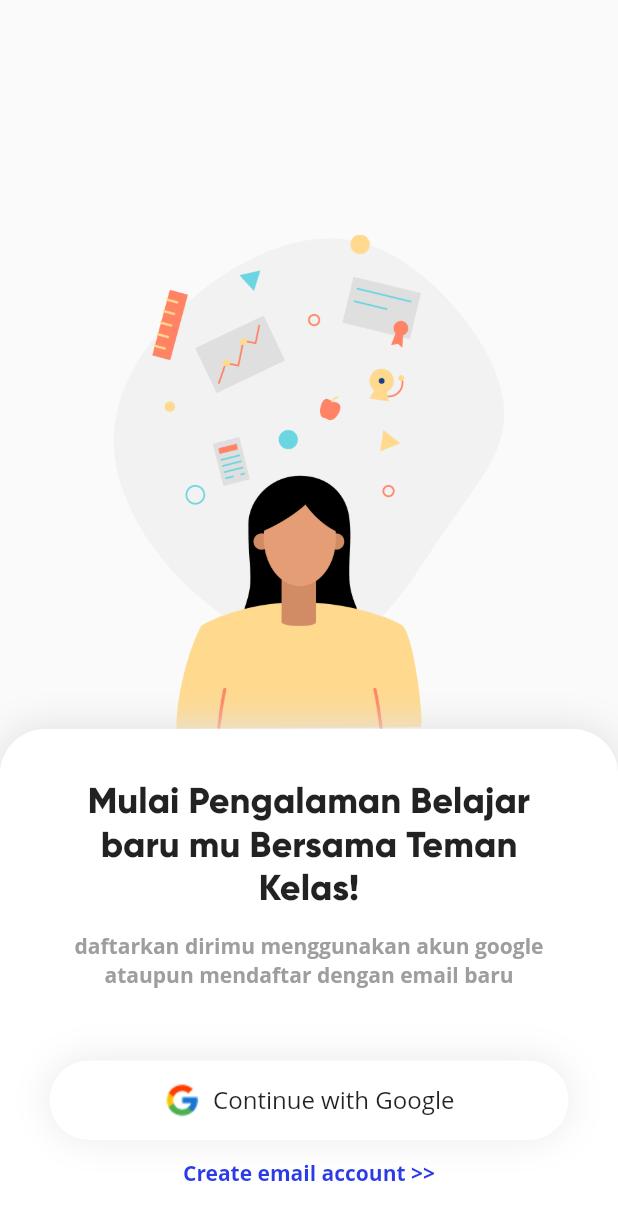
After one commit to rehanarroihan/7Class, a Flutter app: the WelcomeScreen screen opened directly, after a tap on "Continue with Google", on a phone screen of 412 x 824 dp. The commit adds this screen. Shown: the top 1220 px of the screen. Run offline on Flutter 3.47's test engine with Material 2 defaults, Android fonts, the phone set to English and light mode, and no system bars; our stand-ins replace google_sign_in.

Commit message:
Added welcome screen

```diff
--- a/lib/screens/intro_screen.dart
+++ b/lib/screens/intro_screen.dart
@@ -3,6 +3,7 @@ import 'package:flutter/material.dart';
 import 'package:sevenclass/helpers/app_color.dart';
 import 'package:sevenclass/helpers/constant_helper.dart';
 import 'package:sevenclass/models/slider.dart';
+import 'package:sevenclass/screens/welcome_screen.dart';
 import 'package:sevenclass/widgets/base/descriptive.dart';
 
 class IntroScreen extends StatefulWidget {
@@ -114,11 +115,11 @@ class _IntroScreenState extends State<IntroScreen> {
                             _currentPage = toPage;
                           });
                         } else if (_currentPage == 2) {
-                          /*Navigator.push(context,
+                          Navigator.push(context,
                             MaterialPageRoute(builder: (context) {
                               return WelcomeScreen();
                             }
-                          ));*/
+                          ));
                         }
                       },
                     ),
--- /dev/null
+++ b/lib/screens/welcome_screen.dart
@@ -0,0 +1,160 @@
+import 'package:flutter/cupertino.dart';
+import 'package:flutter/material.dart';
+import 'package:google_sign_in/google_sign_in.dart';
+import 'package:sevenclass/helpers/app_color.dart';
+import 'package:sevenclass/helpers/constant_helper.dart';
+import 'package:sevenclass/widgets/google_style_login_button.dart';
+
+class WelcomeScreen extends StatefulWidget {
+  @override
+  _WelcomeScreenState createState() => _WelcomeScreenState();
+}
+
+class _WelcomeScreenState extends State<WelcomeScreen> {
+  double _isMainTextShow = 0;
+  double _isSecondaryTextShow = 0;
+
+  GoogleSignIn _googleSignIn = GoogleSignIn(scopes: ['email']);
+
+  @override
+  void initState() {
+    _onAir();
+    super.initState();
+  }
+
+  _doGoogleSignIn() async {
+    try{
+      await _googleSignIn.signIn().then((result) {
+        print(result);
+      });
+    } catch (err){
+      print(err);
+    }
+  }
+
+  _onAir() {
+    Future.delayed(const Duration(milliseconds: 200),(){
+      setState(() {
+        _isMainTextShow = 1;
+      });
+    });
+
+    Future.delayed(const Duration(milliseconds: 600),(){
+      setState(() {
+        _isSecondaryTextShow = 1;
+      });
+    });
+  }
+
+  @override
+  Widget build(BuildContext context) {
+    return Scaffold(
+      body: SafeArea(
+        child: Container(
+          child: Column(
+            mainAxisAlignment: MainAxisAlignment.end,
+            children: <Widget>[
+              Container(
+                height: MediaQuery.of(context).size.height * 0.4,
+                decoration: BoxDecoration(
+                  image: DecorationImage(
+                      image: AssetImage('assets/images/intro/illustration2.png')
+                  )
+                ),
+              ),
+              AnimatedContainer(
+                duration: Duration(milliseconds: 300),
+                decoration: BoxDecoration(
+                  color: Colors.white,
+                  border: Border.all(color: Colors.white),
+                  boxShadow: [
+                    BoxShadow(
+                        color: AppColors.grey,
+                        offset: Offset(0, -1),
+                        spreadRadius: 1,
+                        blurRadius: 20
+                    )
+                  ],
+                  borderRadius: BorderRadius.only(
+                      topLeft: Radius.circular(30.0),
+                      topRight: Radius.circular(30.0)
+                  ),
+                ),
+                child: Padding(
+                  padding: EdgeInsets.only(
+                      right: 32,
+                      top: 32,
+                      bottom: 32,
+                      left: 32
+                  ),
+                  child: Column(
+                    children: <Widget>[
+                      AnimatedOpacity(
+                        duration: Duration(milliseconds: 400),
+                        opacity: _isMainTextShow,
+                        child: Text(
+                          'Mulai Pengalaman Belajar baru mu Bersama Teman Kelas!',
+                          style: TextStyle(
+                            fontFamily: ConstantHelper.PRIMARY_FONT,
+                            fontWeight: FontWeight.w700,
+                            fontSize: 24,
+                          ),
+                          textAlign: TextAlign.center,
+                        ),
+                      ),
+                      SizedBox(
+                        height: 15.0,
+                      ),
+                      AnimatedOpacity(
+                        duration: Duration(milliseconds: 400),
+                        opacity: _isSecondaryTextShow,
+                        child: Padding(
+                          padding: EdgeInsets.symmetric(horizontal: 2.0),
+                          child: Text(
+                            'daftarkan dirimu menggunakan akun google ataupun mendaftar dengan email baru',
+                            style: TextStyle(
+                              fontFamily: ConstantHelper.SECONDARY_FONT,
+                              fontWeight: FontWeight.w600,
+                              color: Colors.grey,
+                              fontSize: 14,
+                            ),
+                            textAlign: TextAlign.center,
+                          ),
+                        ),
+                      ),
+                      SizedBox(height: 48),
+                      Container(
+                        width: double.infinity,
+                        child: GoogleStyleLoginButton(
+                          onPressed: () {
+                            _doGoogleSignIn();
+                          },
+                        ),
+                      ),
+                      SizedBox(height: 12),
+                      GestureDetector(
+                        onTap: () {
+                          /*Navigator.push(context,
+                            MaterialPageRoute(builder: (context) => AuthScreen())
+                          );*/
+                        },
+                        child: Text(
+                          'Create email account >>',
+                          style: TextStyle(
+                              fontFamily: ConstantHelper.SECONDARY_FONT,
+                              fontWeight: FontWeight.bold,
+                              color: AppColors.bluePrimary
+                          ),
+                        ),
+                      )
+                    ],
+                  ),
+                ),
+              )
+            ],
+          ),
+        ),
+      ),
+    );
+  }
+}
--- /dev/null
+++ b/lib/widgets/app_button.dart
@@ -0,0 +1,24 @@
+import 'package:flutter/material.dart';
+
+class AppButton extends StatelessWidget {
+  final String text;
+  final Function onPressed;
+
+  AppButton(
+    this.text, {
+      this.onPressed
+  });
+
+  @override
+  Widget build(BuildContext context) {
+    return RaisedButton(
+      onPressed: onPressed,
+      child: Text(
+        text,
+        style: TextStyle(
+          color: Colors.white
+        ),
+      ),
+    );
+  }
+}
--- /dev/null
+++ b/lib/widgets/google_style_login_button.dart
@@ -0,0 +1,44 @@
+import 'package:flutter/material.dart';
+import 'package:sevenclass/helpers/constant_helper.dart';
+
+class GoogleStyleLoginButton extends StatelessWidget {
+  final Function onPressed;
+
+  GoogleStyleLoginButton({this.onPressed});
+
+  @override
+  Widget build(BuildContext context) {
+    return InkWell(
+      onTap: onPressed,
+      child: Container(
+        padding: EdgeInsets.symmetric(vertical: 14),
+        decoration: BoxDecoration(
+          color: Colors.white,
+          borderRadius: BorderRadius.circular(50),
+          boxShadow: [
+            BoxShadow(
+              color: Colors.grey[400].withOpacity(0.3),
+              offset: Offset(0, -1),
+              spreadRadius: 1,
+              blurRadius: 20
+            )
+          ],
+        ),
+        child: Row(
+          mainAxisAlignment: MainAxisAlignment.center,
+          children: <Widget>[
+            Image.asset('assets/images/icons/google.png'),
+            SizedBox(width: 8),
+            Text(
+              'Continue with Google',
+              style: TextStyle(
+                fontFamily: ConstantHelper.SECONDARY_FONT,
+                fontSize: 16
+              ),
+            )
+          ]
+        ),
+      ),
+    );
+  }
+}
```
